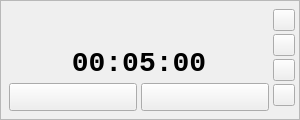
Before: the Qt Designer form src/widgets/timer-widget.ui in ZombieHDGaming/T-Minus, drawn with Qt 5.
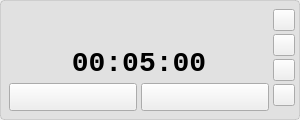
After: the same form once the commit is applied.

Commit message: Fix persistence, hotkeys, dock theming, date/time picker; make timers per scene collection (#1)

Patch:
```diff
--- a/src/widgets/timer-widget.ui
+++ b/src/widgets/timer-widget.ui
@@ -38,9 +38,9 @@
       <enum>QFrame::Raised</enum>
      </property>
      <property name="styleSheet">
-      <string notr="true">QFrame[class=&quot;bg-base&quot;] {
-  background-color: palette(Button);
-  border: 1px solid palette(dark);
+      <string notr="true">QFrame#m_groupBox {
+  background-color: rgba(127, 127, 127, 12%);
+  border: 1px solid rgba(127, 127, 127, 25%);
   border-radius: 4px;
 }</string>
      </property>
```
Left out of the diff: 11 changed lines with no effect on the pictures. The commit also changes 7 other files.
